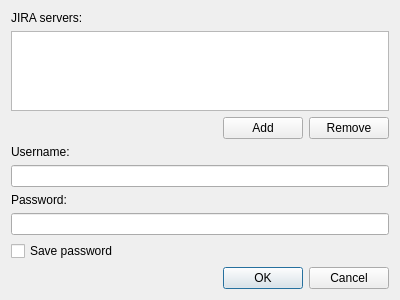
Above: forms/jira-settings-dialog.ui from insilmaril/vym before the change. Below: the same form after it.
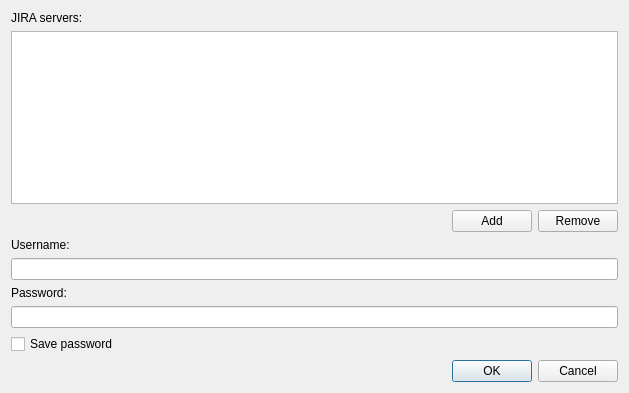
That is the form after the change.

Commit message: Feature: Native JIRA access with new dialog to handle credentials

Diff of the .ui file:
```diff
--- a/forms/jira-settings-dialog.ui
+++ b/forms/jira-settings-dialog.ui
@@ -6,8 +6,8 @@
    <rect>
     <x>0</x>
     <y>0</y>
-    <width>400</width>
-    <height>300</height>
+    <width>629</width>
+    <height>393</height>
    </rect>
   </property>
   <property name="windowTitle">
```
Left out of the diff: 4 changed lines with no effect on the pictures. The commit also changes 4 other files.
